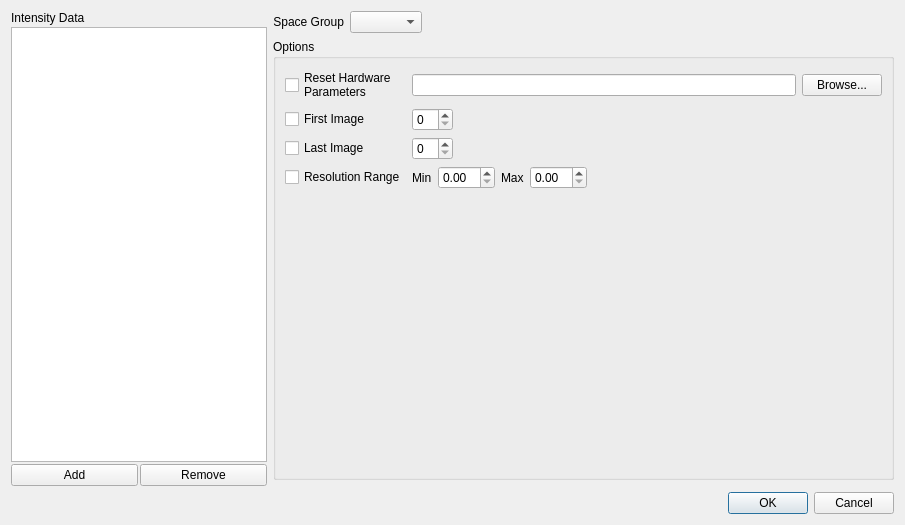
This is apps/MIFit/ui/IntegrateDialog.ui in mifit/mifit as Qt 5 draws it before an edit. The edited form follows.
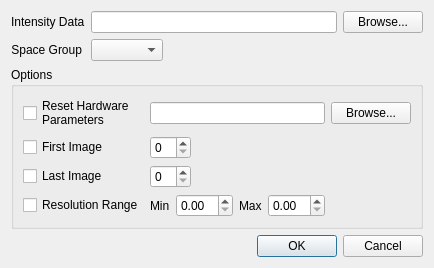
This is the edited form.

What changed in the file:
```diff
--- a/apps/MIFit/ui/IntegrateDialog.ui
+++ b/apps/MIFit/ui/IntegrateDialog.ui
@@ -1,31 +1,72 @@
 <ui version="4.0" >
  <class>IntegrateDialog</class>
- <widget class="QDialog" name="IntegrateDialog" >
-  <property name="geometry" >
+ <widget class="QDialog" name="IntegrateDialog">
+  <property name="geometry">
    <rect>
     <x>0</x>
     <y>0</y>
-    <width>905</width>
-    <height>525</height>
+    <width>432</width>
+    <height>256</height>
    </rect>
   </property>
   <property name="windowTitle" >
    <string>Integrate with d*TREK</string>
   </property>
-  <layout class="QGridLayout" name="gridLayout_3" >
-   <item row="3" column="0" colspan="2" >
-    <widget class="QDialogButtonBox" name="buttonBox" >
-     <property name="orientation" >
-      <enum>Qt::Horizontal</enum>
+  <layout class="QFormLayout" name="formLayout">
+   <item row="0" column="0">
+    <widget class="QLabel" name="label_4">
+     <property name="text">
+      <string>Intensity Data</string>
      </property>
-     <property name="standardButtons" >
-      <set>QDialogButtonBox::Cancel|QDialogButtonBox::Ok</set>
+    </widget>
+   </item>
+   <item row="0" column="1">
+    <layout class="QHBoxLayout" name="horizontalLayout_5">
+     <item>
+      <widget class="QLineEdit" name="intensityData"/>
+     </item>
+     <item>
+      <widget class="QPushButton" name="intensityDataBrowse">
+       <property name="text">
+        <string>Browse...</string>
+       </property>
+      </widget>
+     </item>
+    </layout>
+   </item>
+   <item row="1" column="0">
+    <widget class="QLabel" name="label">
+     <property name="text">
+      <string>Space Group</string>
      </property>
+     <property name="alignment">
+      <set>Qt::AlignRight|Qt::AlignTrailing|Qt::AlignVCenter</set>
+     </property>
     </widget>
    </item>
-   <item row="1" column="1" >
-    <widget class="QGroupBox" name="groupBox" >
-     <property name="title" >
+   <item row="1" column="1">
+    <layout class="QHBoxLayout" name="horizontalLayout">
+     <item>
+      <widget class="QComboBox" name="spaceGroupComboBox"/>
+     </item>
+     <item>
+      <spacer name="horizontalSpacer_4">
+       <property name="orientation">
+        <enum>Qt::Horizontal</enum>
+       </property>
+       <property name="sizeHint" stdset="0">
+        <size>
+         <width>228</width>
+         <height>20</height>
+        </size>
+       </property>
+      </spacer>
+     </item>
+    </layout>
+   </item>
+   <item row="2" column="0" colspan="2">
+    <widget class="QGroupBox" name="groupBox">
+     <property name="title">
       <string>Options</string>
      </property>
      <layout class="QGridLayout" name="gridLayout_2" >
@@ -40,16 +81,43 @@
       <item row="1" column="1" >
        <widget class="QLineEdit" name="hardwareParametersLineEdit" />
       </item>
-      <item row="2" column="0" >
-       <widget class="QCheckBox" name="firstImageCheckBox" >
-        <property name="text" >
+      <item row="1" column="2">
+       <widget class="QPushButton" name="hardwareParametersPushButton">
+        <property name="text">
+         <string>Browse...</string>
+        </property>
+       </widget>
+      </item>
+      <item row="2" column="0">
+       <widget class="QCheckBox" name="firstImageCheckBox">
+        <property name="text">
          <string>First Image</string>
         </property>
        </widget>
       </item>
-      <item row="3" column="0" >
-       <widget class="QCheckBox" name="lastImageCheckBox" >
-        <property name="text" >
+      <item row="2" column="1">
+       <layout class="QHBoxLayout" name="horizontalLayout_3">
+        <item>
+         <widget class="QSpinBox" name="firstImageSpinBox"/>
+        </item>
+        <item>
+         <spacer name="horizontalSpacer">
+          <property name="orientation">
+           <enum>Qt::Horizontal</enum>
+          </property>
+          <property name="sizeHint" stdset="0">
+           <size>
+            <width>40</width>
+            <height>20</height>
+           </size>
+          </property>
+         </spacer>
+        </item>
+       </layout>
+      </item>
+      <item row="3" column="0">
+       <widget class="QCheckBox" name="lastImageCheckBox">
+        <property name="text">
          <string>Last Image</string>
         </property>
        </widget>
@@ -108,47 +176,7 @@
           <property name="orientation" >
            <enum>Qt::Horizontal</enum>
           </property>
-          <property name="sizeHint" stdset="0" >
-           <size>
-            <width>40</width>
-            <height>20</height>
-           </size>
-          </property>
-         </spacer>
-        </item>
-       </layout>
-      </item>
-      <item row="1" column="2" >
-       <widget class="QPushButton" name="hardwareParametersPushButton" >
-        <property name="text" >
-         <string>Browse...</string>
-        </property>
-       </widget>
-      </item>
-      <item row="5" column="1" >
-       <spacer name="spacer" >
-        <property name="orientation" >
-         <enum>Qt::Vertical</enum>
-        </property>
-        <property name="sizeHint" stdset="0" >
-         <size>
-          <width>20</width>
-          <height>40</height>
-         </size>
-        </property>
-       </spacer>
-      </item>
-      <item row="2" column="1" >
-       <layout class="QHBoxLayout" name="horizontalLayout_3" >
-        <item>
-         <widget class="QSpinBox" name="firstImageSpinBox" />
-        </item>
-        <item>
-         <spacer name="horizontalSpacer" >
-          <property name="orientation" >
-           <enum>Qt::Horizontal</enum>
-          </property>
-          <property name="sizeHint" stdset="0" >
+          <property name="sizeHint" stdset="0">
            <size>
             <width>40</width>
             <height>20</height>
@@ -167,66 +195,15 @@
      <zorder>hardwareParametersPushButton</zorder>
     </widget>
    </item>
-   <item rowspan="3" row="0" column="0" >
-    <layout class="QGridLayout" name="gridLayout" >
-     <property name="spacing" >
-      <number>2</number>
+   <item row="3" column="0" colspan="2">
+    <widget class="QDialogButtonBox" name="buttonBox">
+     <property name="orientation">
+      <enum>Qt::Horizontal</enum>
      </property>
-     <item row="0" column="0" >
-      <widget class="QLabel" name="label_5" >
-       <property name="text" >
-        <string>Intensity Data</string>
-       </property>
-      </widget>
-     </item>
-     <item row="1" column="0" colspan="2" >
-      <widget class="QListWidget" name="intensityDataListWidget" />
-     </item>
-     <item row="2" column="0" >
-      <widget class="QPushButton" name="addPushButton" >
-       <property name="text" >
-        <string>Add</string>
-       </property>
-      </widget>
-     </item>
-     <item row="2" column="1" >
-      <widget class="QPushButton" name="removePushButton" >
-       <property name="text" >
-        <string>Remove</string>
-       </property>
-      </widget>
-     </item>
-    </layout>
-   </item>
-   <item row="0" column="1" >
-    <layout class="QHBoxLayout" name="horizontalLayout" >
-     <item>
-      <widget class="QLabel" name="label" >
-       <property name="text" >
-        <string>Space Group</string>
-       </property>
-       <property name="alignment" >
-        <set>Qt::AlignRight|Qt::AlignTrailing|Qt::AlignVCenter</set>
-       </property>
-      </widget>
-     </item>
-     <item>
-      <widget class="QComboBox" name="spaceGroupComboBox" />
-     </item>
-     <item>
-      <spacer name="horizontalSpacer_4" >
-       <property name="orientation" >
-        <enum>Qt::Horizontal</enum>
-       </property>
-       <property name="sizeHint" stdset="0" >
-        <size>
-         <width>40</width>
-         <height>20</height>
-        </size>
-       </property>
-      </spacer>
-     </item>
-    </layout>
+     <property name="standardButtons">
+      <set>QDialogButtonBox::Cancel|QDialogButtonBox::Ok</set>
+     </property>
+    </widget>
    </item>
   </layout>
   <zorder>buttonBox</zorder>
```
Left out of the diff: 75 changed lines with no effect on the pictures.
